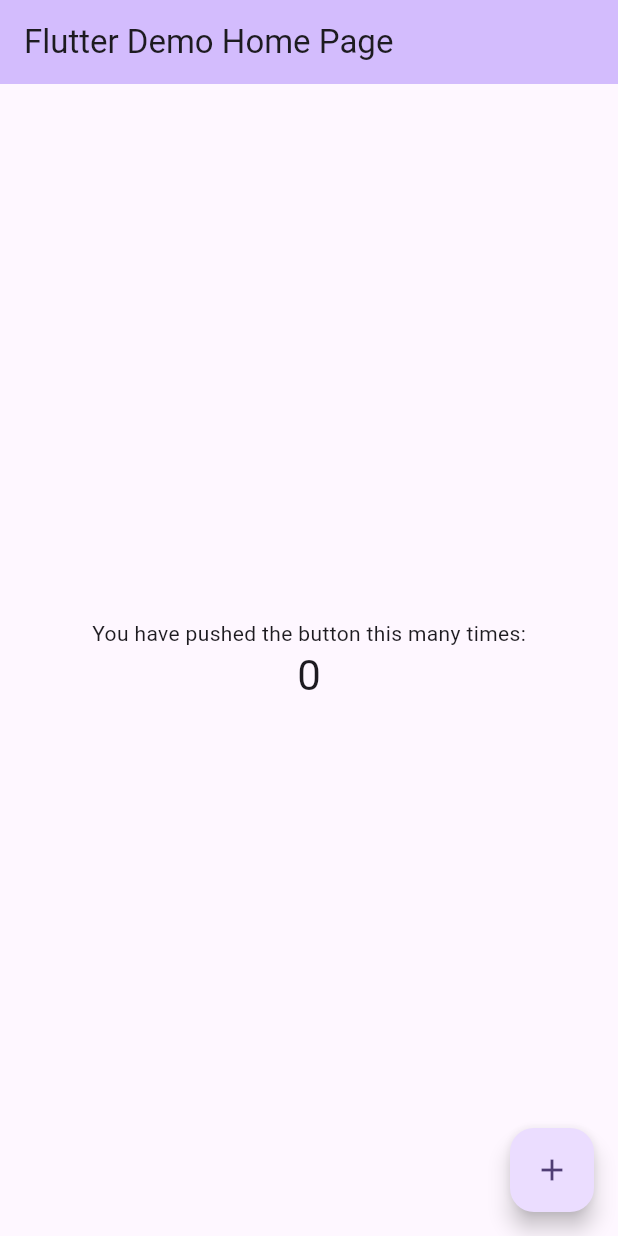
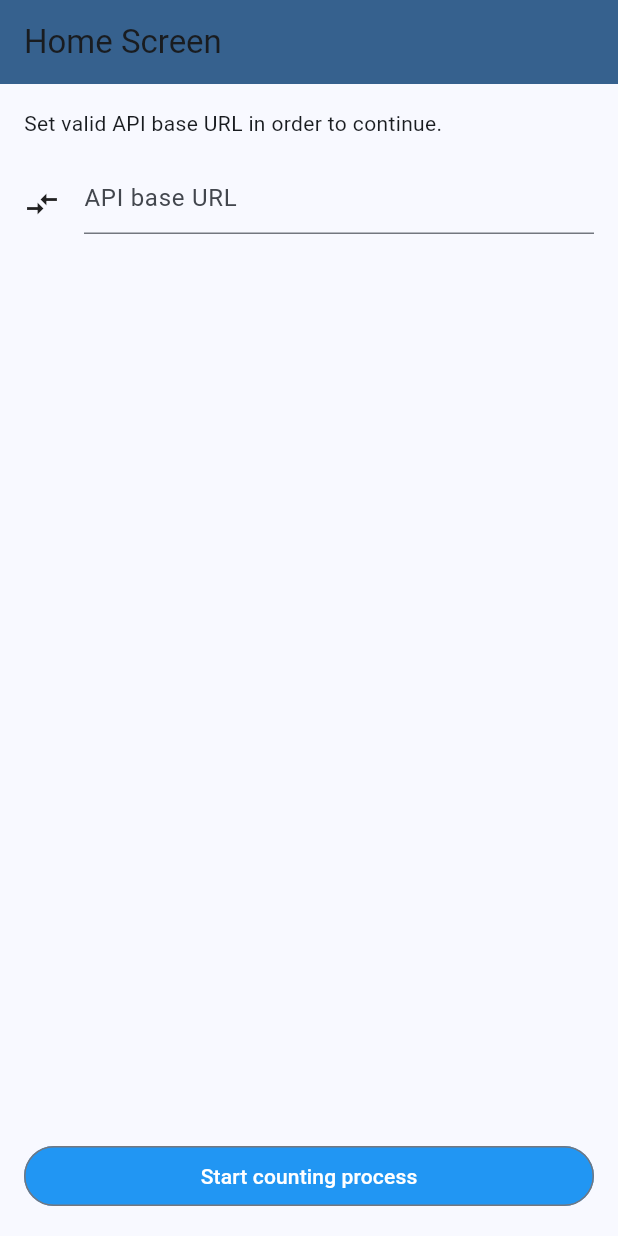
Before and after one commit to 23Andrii23/test_path_app, a Flutter app: the screen it shows after launch, on a phone screen of 412 x 824 dp. Run offline on Flutter 3.47's test engine with Material 3 defaults, Android fonts, the phone set to English and light mode, and no system bars.

Commit message:
feat: add home screen

```diff
--- a/lib/main.dart
+++ b/lib/main.dart
@@ -1,4 +1,5 @@
 import 'package:flutter/material.dart';
+import 'package:webspark_test/screens/home_screen/home_screen.dart';
 
 void main() {
   runApp(const MyApp());
@@ -7,119 +8,15 @@
 class MyApp extends StatelessWidget {
   const MyApp({super.key});
 
-  // This widget is the root of your application.
   @override
   Widget build(BuildContext context) {
     return MaterialApp(
       title: 'Flutter Demo',
       theme: ThemeData(
-        // This is the theme of your application.
-        //
-        // TRY THIS: Try running your application with "flutter run". You'll see
-        // the application has a purple toolbar. Then, without quitting the app,
-        // try changing the seedColor in the colorScheme below to Colors.green
-        // and then invoke "hot reload" (save your changes or press the "hot
-        // reload" button in a Flutter-supported IDE, or press "r" if you used
-        // the command line to start the app).
-        //
-        // Notice that the counter didn't reset back to zero; the application
-        // state is not lost during the reload. To reset the state, use hot
-        // restart instead.
-        //
-        // This works for code too, not just values: Most code changes can be
-        // tested with just a hot reload.
-        colorScheme: ColorScheme.fromSeed(seedColor: Colors.deepPurple),
+        colorScheme: ColorScheme.fromSeed(seedColor: Colors.blue),
         useMaterial3: true,
       ),
-      home: const MyHomePage(title: 'Flutter Demo Home Page'),
+      home: const HomeScreen(),
     );
   }
 }
-
-class MyHomePage extends StatefulWidget {
-  const MyHomePage({super.key, required this.title});
-
-  // This widget is the home page of your application. It is stateful, meaning
-  // that it has a State object (defined below) that contains fields that affect
-  // how it looks.
-
-  // This class is the configuration for the state. It holds the values (in this
-  // case the title) provided by the parent (in this case the App widget) and
-  // used by the build method of the State. Fields in a Widget subclass are
-  // always marked "final".
-
-  final String title;
-
-  @override
-  State<MyHomePage> createState() => _MyHomePageState();
-}
-
-class _MyHomePageState extends State<MyHomePage> {
-  int _counter = 0;
-
-  void _incrementCounter() {
-    setState(() {
-      // This call to setState tells the Flutter framework that something has
-      // changed in this State, which causes it to rerun the build method below
-      // so that the display can reflect the updated values. If we changed
-      // _counter without calling setState(), then the build method would not be
-      // called again, and so nothing would appear to happen.
-      _counter++;
-    });
-  }
-
-  @override
-  Widget build(BuildContext context) {
-    // This method is rerun every time setState is called, for instance as done
-    // by the _incrementCounter method above.
-    //
-    // The Flutter framework has been optimized to make rerunning build methods
-    // fast, so that you can just rebuild anything that needs updating rather
-    // than having to individually change instances of widgets.
-    return Scaffold(
-      appBar: AppBar(
-        // TRY THIS: Try changing the color here to a specific color (to
-        // Colors.amber, perhaps?) and trigger a hot reload to see the AppBar
-        // change color while the other colors stay the same.
-        backgroundColor: Theme.of(context).colorScheme.inversePrimary,
-        // Here we take the value from the MyHomePage object that was created by
-        // the App.build method, and use it to set our appbar title.
-        title: Text(widget.title),
-      ),
-      body: Center(
-        // Center is a layout widget. It takes a single child and positions it
-        // in the middle of the parent.
-        child: Column(
-          // Column is also a layout widget. It takes a list of children and
-          // arranges them vertically. By default, it sizes itself to fit its
-          // children horizontally, and tries to be as tall as its parent.
-          //
-          // Column has various properties to control how it sizes itself and
-          // how it positions its children. Here we use mainAxisAlignment to
-          // center the children vertically; the main axis here is the vertical
-          // axis because Columns are vertical (the cross axis would be
-          // horizontal).
-          //
-          // TRY THIS: Invoke "debug painting" (choose the "Toggle Debug Paint"
-          // action in the IDE, or press "p" in the console), to see the
-          // wireframe for each widget.
-          mainAxisAlignment: MainAxisAlignment.center,
-          children: <Widget>[
-            const Text(
-              'You have pushed the button this many times:',
-            ),
-            Text(
-              '$_counter',
-              style: Theme.of(context).textTheme.headlineMedium,
-            ),
-          ],
-        ),
-      ),
-      floatingActionButton: FloatingActionButton(
-        onPressed: _incrementCounter,
-        tooltip: 'Increment',
-        child: const Icon(Icons.add),
-      ), // This trailing comma makes auto-formatting nicer for build methods.
-    );
-  }
-}
--- /dev/null
+++ b/lib/screens/home_screen/home_screen.dart
@@ -0,0 +1,154 @@
+import 'package:flutter/material.dart';
+import 'package:webspark_test/services/http_service.dart';
+
+class HomeScreen extends StatefulWidget {
+  const HomeScreen({super.key});
+
+  @override
+  State<HomeScreen> createState() => _HomeScreenState();
+}
+
+class _HomeScreenState extends State<HomeScreen> {
+  final _controller = TextEditingController();
+  final _formKey = GlobalKey<FormState>();
+  bool _isUrlValid = false;
+  String? _errorMessage;
+
+  String? _validateUrl(String? value) {
+    if (value == null || value.isEmpty) {
+      return 'URL не може бути порожнім';
+    }
+
+    final RegExp urlRegExp = RegExp(
+      r'^(https?:\/\/)?'
+      r'((([a-z\d]([a-z\d-]*[a-z\d])*)\.)+[a-z]{2,}|'
+      r'((\d{1,3}\.){3}\d{1,3}))'
+      r'(\:\d+)?'
+      r'(\/[-a-z\d%_.~+]*)*'
+      r'(\?[;&a-z\d%_.~+=-]*)?'
+      r'(\#[-a-z\d_]*)?$',
+      caseSensitive: false,
+    );
+
+    if (!urlRegExp.hasMatch(value)) {
+      return 'Invalid URL. Check the format of the URL you entered.';
+    }
+
+    return null;
+  }
+
+  @override
+  void dispose() {
+    _controller.dispose();
+    super.dispose();
+  }
+
+  @override
+  Widget build(BuildContext context) {
+    return Scaffold(
+      appBar: AppBar(
+        title: const Text('Home Screen'),
+        backgroundColor: Theme.of(context).colorScheme.primary,
+      ),
+      body: SafeArea(
+        child: Column(
+          mainAxisAlignment: MainAxisAlignment.spaceBetween,
+          children: [
+            Column(
+              crossAxisAlignment: CrossAxisAlignment.start,
+              children: [
+                Padding(
+                  padding: const EdgeInsets.all(16),
+                  child: Text('Set valid API base URL in order to continue.'),
+                ),
+                Padding(
+                  padding: const EdgeInsets.symmetric(horizontal: 16),
+                  child: Form(
+                    key: _formKey,
+                    child: Row(
+                      crossAxisAlignment: CrossAxisAlignment.start,
+                      children: [
+                        Padding(
+                          padding: const EdgeInsets.symmetric(vertical: 16),
+                          child: Icon(Icons.compare_arrows),
+                        ),
+                        SizedBox(width: 16),
+                        Expanded(
+                          child: TextFormField(
+                            controller: _controller,
+                            decoration: InputDecoration(
+                              hintText: 'API base URL',
+                              errorText: _errorMessage,
+                              errorMaxLines: 2,
+                              helperMaxLines: 2,
+                              suffixIcon: _controller.text.isNotEmpty
+                                  ? IconButton(
+                                      icon: Icon(Icons.close, size: 18),
+                                      onPressed: () {
+                                        _controller.clear();
+                                        setState(() {
+                                          _isUrlValid = false;
+                                          _errorMessage = null;
+                                        });
+                                      },
+                                    )
+                                  : null,
+                            ),
+                            keyboardType: TextInputType.url,
+                            onChanged: (value) {
+                              final validationResult = _validateUrl(value);
+                              setState(() {
+                                _isUrlValid = validationResult == null;
+                                _errorMessage = null;
+                              });
+                            },
+                            validator: _validateUrl,
+                          ),
+                        ),
+                      ],
+                    ),
+                  ),
+                )
+              ],
+            ),
+            Container(
+              margin: const EdgeInsets.all(16),
+              width: double.infinity,
+              child: OutlinedButton(
+                style: ButtonStyle(
+                  backgroundColor: WidgetStateProperty.resolveWith<Color>(
+                      (_) => Colors.blue),
+                ),
+                onPressed: () async {
+                  final validationResult = _validateUrl(_controller.text);
+                  if (validationResult != null) {
+                    setState(() {
+                      _errorMessage = validationResult;
+                    });
+                    return;
+                  }
+
+                  try {
+                    await HttpService().getMainData(_controller.text);
+                  } catch (e) {
+                    if (!context.mounted) return;
+
+                    ScaffoldMessenger.of(context).showSnackBar(
+                      SnackBar(content: Text('Помилка: $e')),
+                    );
+                  }
+                },
+                child: Text(
+                  'Start counting process',
+                  style: TextStyle(
+                    color: Colors.white,
+                  ),
+                ),
+              ),
+            )
+          ],
+        ),
+      ),
+    );
+  }
+}
--- /dev/null
+++ b/lib/services/http_service.dart
@@ -0,0 +1,18 @@
+import 'dart:convert';
+
+import 'package:flutter/cupertino.dart';
+import 'package:http/http.dart' as http;
+
+class HttpService {
+  Future<void> getMainData(String url) async {
+    try {
+      final response = await http.get(Uri.parse(url));
+
+      final Map<String, dynamic> decode = jsonDecode(response.body);
+      debugPrint(decode.toString());
+    } catch (e) {
+      debugPrint(e.toString());
+      rethrow;
+    }
+  }
+}
```
Also changed, not shown: pubspec.yaml (+4 -62 lines), pubspec.lock.
